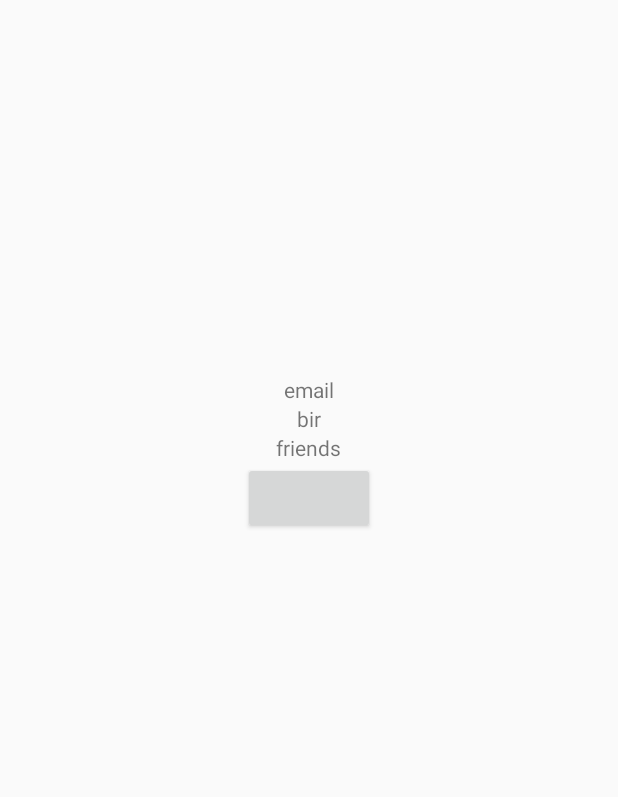
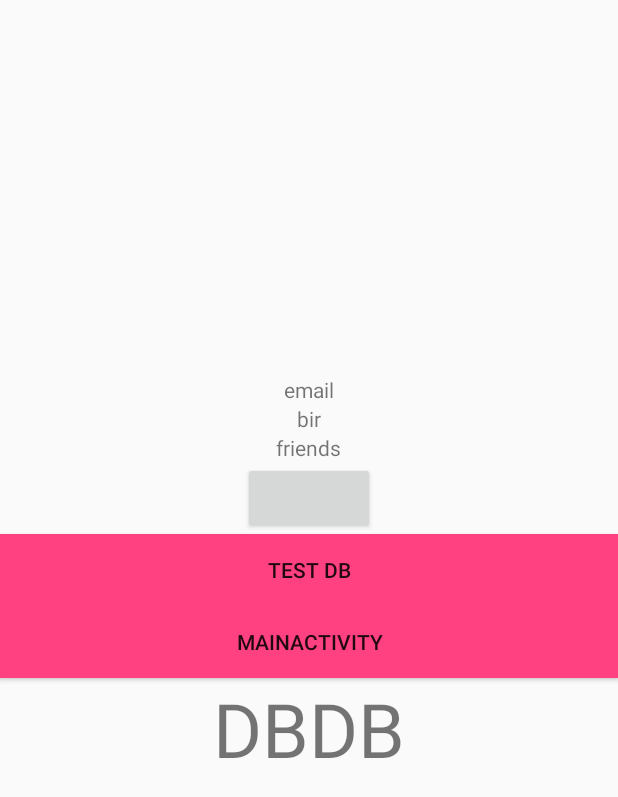
Before and after one commit to Jihoon-SHIN/CS496_project2, an Android app: the layout activity_facebook.xml on its own in the app's theme, with its tools: preview values and no code run, on a phone screen of 412 x 824 dp. Shown: the top 797 px of the screen. Run offline under Robolectric (Android 15) with nearby library versions, the phone set to English and light mode, and no system bars; plain views replace LoginButton.

```diff
--- a/CS496_project2_SJH/app/src/main/AndroidManifest.xml
+++ b/CS496_project2_SJH/app/src/main/AndroidManifest.xml
@@ -15,14 +15,14 @@
             android:name="com.facebook.sdk.ApplicationId"
             android:value="@string/facebook_app_id" />
 
-        <activity android:name=".MainActivity">
+        <activity android:name=".facebook">
             <intent-filter>
                 <action android:name="android.intent.action.MAIN" />
 
                 <category android:name="android.intent.category.LAUNCHER" />
             </intent-filter>
         </activity>
-        <activity android:name=".facebook"></activity>
+        <activity android:name=".MainActivity"></activity>
     </application>
 
 </manifest>
--- a/CS496_project2_SJH/app/src/main/java/com/example/user/cs496_project2_sjh/MainActivity.java
+++ b/CS496_project2_SJH/app/src/main/java/com/example/user/cs496_project2_sjh/MainActivity.java
@@ -53,10 +53,10 @@ public class MainActivity extends AppCompatActivity {
 
         Button btn_fourth = (Button)findViewById(R.id.btn_fourth);
     }
-    public void abc(View view){
+/*    public void abc(View view){
         Intent intent = new Intent(this, facebook.class);
         startActivity(intent);
-    }
+    }*/
 
     private class pagerAdapter extends FragmentStatePagerAdapter
     {
--- a/CS496_project2_SJH/app/src/main/res/layout/activity_facebook.xml
+++ b/CS496_project2_SJH/app/src/main/res/layout/activity_facebook.xml
@@ -43,6 +43,30 @@
             android:layout_width="wrap_content"
             android:layout_height="wrap_content"
             android:layout_gravity="center_horizontal" />
+
+        <Button
+            android:text="test DB"
+            android:id="@+id/testbutton"
+            android:background="@color/colorAccent"
+            android:layout_width="match_parent"
+            android:layout_height="wrap_content" />
+        <Button
+            android:text="mainactivity"
+            android:id="@+id/mainact"
+            android:onClick="mainact"
+            android:background="@color/colorAccent"
+            android:layout_width="match_parent"
+            android:layout_height="wrap_content" />
+
+        <TextView
+            android:id = "@+id/dbdb"
+            android:text="DBDB"
+            android:textSize="50dp"
+            android:layout_gravity="center_horizontal"
+            android:layout_width="wrap_content"
+            android:layout_height="wrap_content" />
+
+
     </LinearLayout>
 
 </RelativeLayout>
```
Also changed, not shown: CS496_project2_SJH/app/src/main/java/com/example/user/cs496_project2_sjh/facebook.java (+99 -0 lines).
